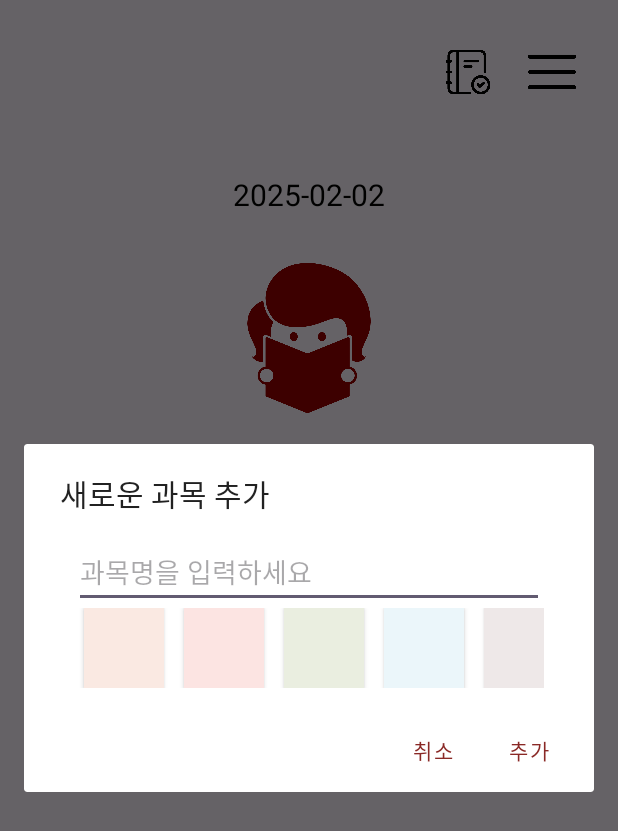
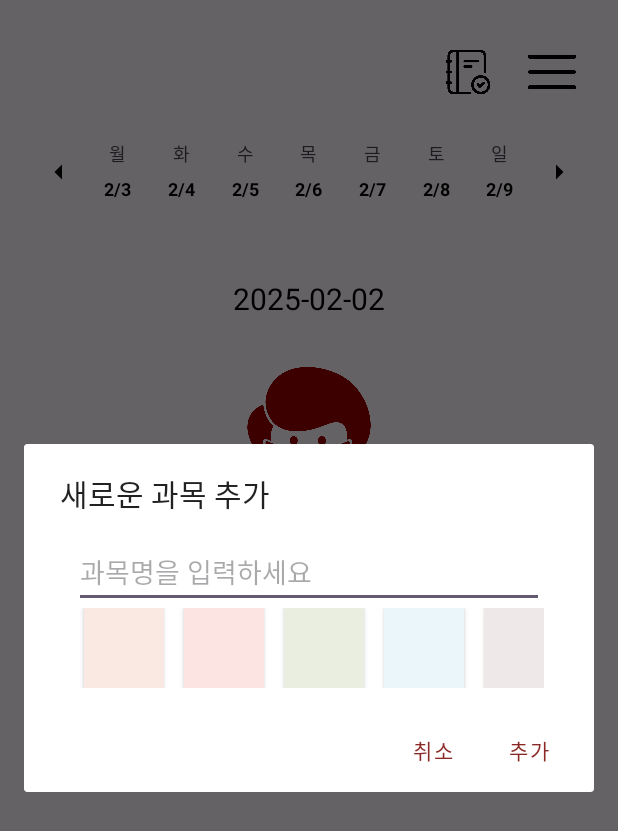
Before and after one commit to jeongjihyunn/StudywithSWU, an Android app: the MainScreen screen opened directly, with no data from a screen before it, after a tap on "+ 과목 추가", on a phone screen of 412 x 824 dp. Shown: the top 831 px of the screen. Run offline under Robolectric (Android 15) with nearby library versions, the phone set to English and light mode, and no system bars; our stand-ins replace Firebase (no records; nobody signed in at launch, a user with empty details on screens opened directly); libraries missing offline, so code that uses them is left out: io.grpc; 1 other tap on this screen came first.

Commit message:
주간캘린더

```diff
--- a/app/src/main/java/com/example/studywithswu/MainScreen.kt
+++ b/app/src/main/java/com/example/studywithswu/MainScreen.kt
@@ -23,7 +23,7 @@ import com.google.firebase.firestore.FirebaseFirestore
 import com.google.firebase.firestore.SetOptions
 import io.grpc.Context
 
-class MainScreen : AppCompatActivity() {
+class MainScreen : AppCompatActivity(), WeeklyCalendarFragment.OnDateSelectedListener {
     private lateinit var dateTextView: TextView
     private lateinit var totalTimerTextView: TextView
     private lateinit var addButton: Button
@@ -63,6 +63,11 @@ class MainScreen : AppCompatActivity() {
         setSupportActionBar(toolbar)
         supportActionBar?.setDisplayShowTitleEnabled(false) // 타이틀 숨기기
 
+        if (savedInstanceState == null) {
+            supportFragmentManager.beginTransaction()
+                .replace(R.id.calendar_container, WeeklyCalendarFragment())
+                .commit()
+        }
 
         // 툴바 배경 투명 처리
         toolbar.setBackgroundColor(Color.TRANSPARENT)
@@ -83,6 +88,33 @@ class MainScreen : AppCompatActivity() {
 
         // ActionBar의 타이틀을 없애고 싶으면
         supportActionBar?.setDisplayShowTitleEnabled(false)
+    }
+    override fun onDateSelected(date: Date) {
+        val dateFormat = SimpleDateFormat("yyyy-MM-dd", Locale.getDefault())
+        val selectedDateStr = dateFormat.format(date)
+        dateTextView.text = dateFormat.format(date)
+
+        loadTotalTimeForDate(selectedDateStr)
+    }
+    private fun loadTotalTimeForDate(date: String) {
+        userId?.let { uid ->
+            val userRef = firestore.collection("users").document(uid)
+
+            userRef.get().addOnSuccessListener { document ->
+                if (document.exists()) {
+                    val totalTimeForDate = document.getLong("totalTime_$date") ?: 0L
+
+                    // 🔥 선택한 날짜의 총 학습 시간을 UI에 반영
+                    runOnUiThread {
+                        totalTimerTextView.text = formatTime(totalTimeForDate)
+                    }
+
+                    println("✅ Firestore에서 '$date' 총 학습 시간 불러오기 성공: $totalTimeForDate")
+                }
+            }.addOnFailureListener { e ->
+                println("❌ Firestore에서 '$date' 총 학습 시간 불러오기 실패: ${e.message}")
+            }
+        }
     }
 
     // 메뉴 인플레이트
--- a/app/src/main/java/com/example/studywithswu/WeeklyCalendarFragment.kt
+++ b/app/src/main/java/com/example/studywithswu/WeeklyCalendarFragment.kt
@@ -1,6 +1,7 @@
 package com.example.studywithswu
 
 import android.annotation.SuppressLint
+import android.content.Context
 import android.os.Bundle
 import androidx.fragment.app.Fragment
 import android.view.LayoutInflater
@@ -18,6 +19,25 @@ class WeeklyCalendarFragment : Fragment() {
     private lateinit var weeklyCalendarRecycler: WeeklyCalendarRecycler
     private var calendar = Calendar.getInstance()
     private var selectedDate: Date = calendar.time // 기본 선택 날짜 = 오늘
+
+    // 날짜 변경 이벤트를 전달하는 인터페이스
+    interface OnDateSelectedListener {
+        fun onDateSelected(date: Date)
+    }
+
+    private var dateSelectedListener: OnDateSelectedListener? = null
+
+    override fun onAttach(context: Context) {
+        super.onAttach(context)
+        if (context is OnDateSelectedListener) {
+            dateSelectedListener = context // 🔥 MainScreen에서 이벤트 받도록 설정
+        }
+    }
+
+    override fun onDetach() {
+        super.onDetach()
+        dateSelectedListener = null
+    }
 
 
     @SuppressLint("MissingInflatedId")
@@ -59,6 +79,7 @@ class WeeklyCalendarFragment : Fragment() {
         val weekDates = getWeekDates()
         weeklyCalendarRecycler = WeeklyCalendarRecycler(weekDates){ date ->
             selectedDate = date
+            dateSelectedListener?.onDateSelected(date)
         }
         weeklyCalendar.adapter = weeklyCalendarRecycler
     }
--- a/app/src/main/res/layout/activity_main_screen.xml
+++ b/app/src/main/res/layout/activity_main_screen.xml
@@ -21,7 +21,10 @@
         app:title=""
         app:titleTextColor="@android:color/black"/>
 
-
+    <FrameLayout
+        android:id="@+id/calendar_container"
+        android:layout_width="match_parent"
+        android:layout_height="wrap_content"/>
     <!-- ScrollView 추가 -->
     <ScrollView
         android:layout_width="match_parent"
```
